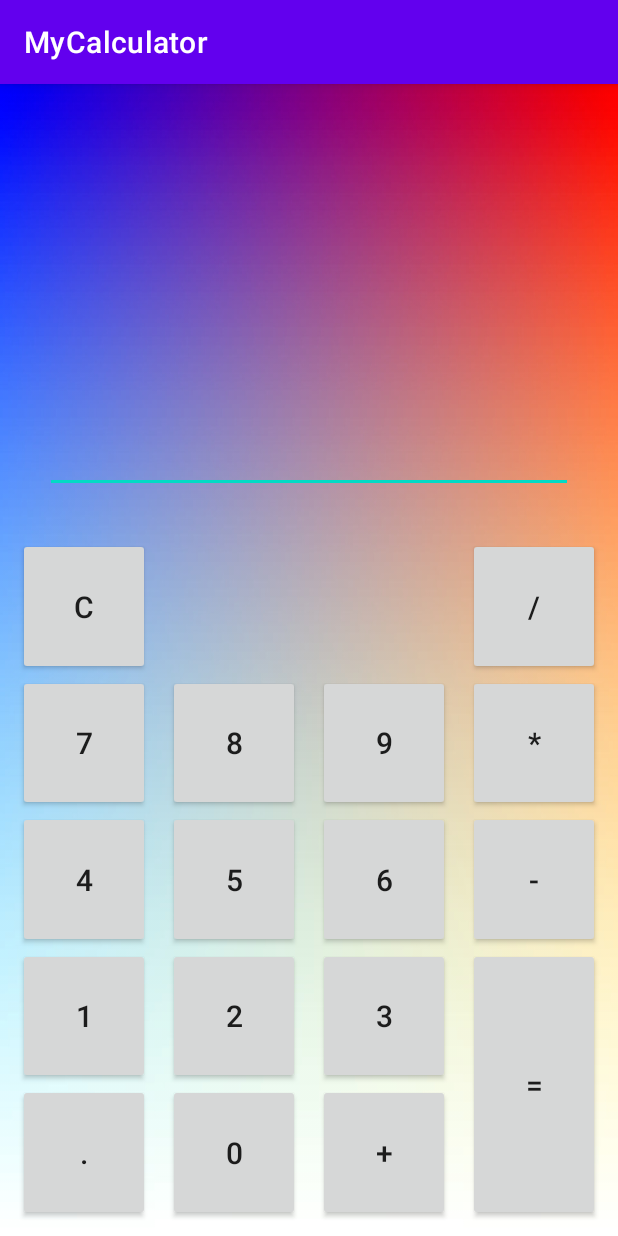
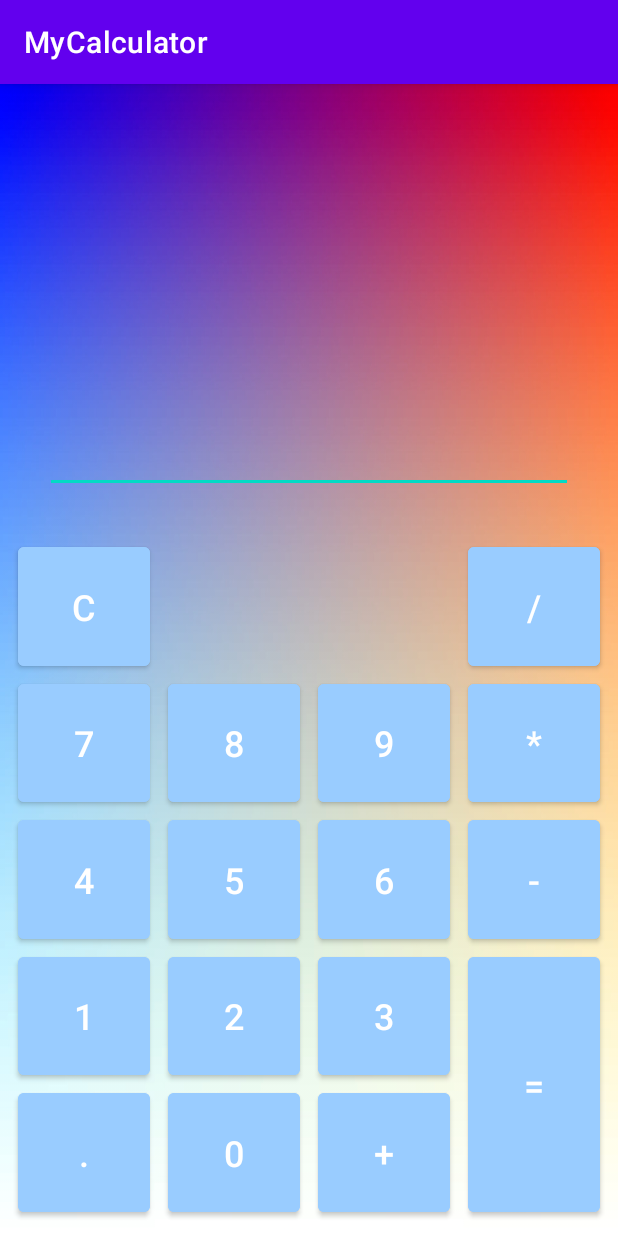
Before and after one commit to Navara91/MyCalculator, an Android app: the screen it shows after launch (MainActivity), on a phone screen of 412 x 824 dp. Run offline under Robolectric (Android 15) with nearby library versions, the phone set to English and light mode, and no system bars.

Commit message:
change to material buttons with color blue

```diff
--- a/app/src/main/res/layout/activity_main.xml
+++ b/app/src/main/res/layout/activity_main.xml
@@ -59,10 +59,11 @@
             android:layout_marginBottom="@dimen/keyboard_bottom_margin_dimension"
             android:layout_weight="3">
 
-            <androidx.appcompat.widget.AppCompatButton
+            <com.google.android.material.button.MaterialButton
                 android:id="@+id/clear_button"
                 android:layout_width="wrap_content"
                 android:layout_height="0dp"
+                android:backgroundTint="@color/blue"
                 android:text="@string/clear_string"
                 android:textSize="@dimen/button_size_dimension"
                 app:layout_constraintBottom_toTopOf="@id/digit_seven_button"
@@ -72,11 +73,12 @@
 
                 />
 
-            <androidx.appcompat.widget.AppCompatButton
+            <com.google.android.material.button.MaterialButton
                 android:id="@+id/digit_seven_button"
                 android:layout_width="wrap_content"
                 android:layout_height="0dp"
                 android:text="@string/digit_seven_string"
+                android:backgroundTint="@color/blue"
                 android:textSize="@dimen/button_size_dimension"
                 app:layout_constraintBottom_toTopOf="@id/digit_four_button"
                 app:layout_constraintEnd_toStartOf="@id/digit_eight_button"
@@ -85,11 +87,12 @@
 
                 />
 
-            <androidx.appcompat.widget.AppCompatButton
+            <com.google.android.material.button.MaterialButton
                 android:id="@+id/digit_eight_button"
                 android:layout_width="wrap_content"
                 android:layout_height="0dp"
                 android:text="@string/digit_eight_string"
+                android:backgroundTint="@color/blue"
                 android:textSize="@dimen/button_size_dimension"
                 app:layout_constraintBottom_toTopOf="@id/digit_five_button"
                 app:layout_constraintEnd_toStartOf="@id/digit_nine_button"
@@ -98,10 +101,11 @@
 
                 />
 
-            <androidx.appcompat.widget.AppCompatButton
+            <com.google.android.material.button.MaterialButton
                 android:id="@+id/digit_nine_button"
                 android:layout_width="wrap_content"
                 android:layout_height="0dp"
+                android:backgroundTint="@color/blue"
                 android:text="@string/digit_nine_string"
                 android:textSize="@dimen/button_size_dimension"
                 app:layout_constraintBottom_toTopOf="@id/digit_six_button"
@@ -109,11 +113,12 @@
                 app:layout_constraintStart_toEndOf="@id/digit_eight_button"
                 app:layout_constraintTop_toBottomOf="@id/clear_button" />
 
-            <androidx.appcompat.widget.AppCompatButton
+            <com.google.android.material.button.MaterialButton
                 android:id="@+id/digit_four_button"
                 android:layout_width="wrap_content"
                 android:layout_height="0dp"
                 android:text="@string/digit_four_string"
+                android:backgroundTint="@color/blue"
                 android:textSize="@dimen/button_size_dimension"
                 app:layout_constraintBottom_toTopOf="@id/digit_one_button"
                 app:layout_constraintEnd_toStartOf="@id/digit_five_button"
@@ -122,11 +127,12 @@
 
                 />
 
-            <androidx.appcompat.widget.AppCompatButton
+            <com.google.android.material.button.MaterialButton
                 android:id="@+id/digit_five_button"
                 android:layout_width="wrap_content"
                 android:layout_height="0dp"
                 android:text="@string/digit_five_string"
+                android:backgroundTint="@color/blue"
                 android:textSize="@dimen/button_size_dimension"
                 app:layout_constraintBottom_toTopOf="@id/digit_two_button"
                 app:layout_constraintEnd_toStartOf="@id/digit_six_button"
@@ -135,21 +141,23 @@
 
                 />
 
-            <androidx.appcompat.widget.AppCompatButton
+            <com.google.android.material.button.MaterialButton
                 android:id="@+id/digit_six_button"
                 android:layout_width="wrap_content"
                 android:layout_height="0dp"
                 android:text="@string/digit_six_string"
                 android:textSize="@dimen/button_size_dimension"
+                android:backgroundTint="@color/blue"
                 app:layout_constraintBottom_toTopOf="@id/digit_three_button"
                 app:layout_constraintEnd_toStartOf="@id/minus_button"
                 app:layout_constraintStart_toEndOf="@id/digit_five_button"
                 app:layout_constraintTop_toBottomOf="@id/digit_nine_button" />
 
-            <androidx.appcompat.widget.AppCompatButton
+            <com.google.android.material.button.MaterialButton
                 android:id="@+id/digit_one_button"
                 android:layout_width="wrap_content"
                 android:layout_height="0dp"
+                android:backgroundTint="@color/blue"
                 android:text="@string/digit_one_string"
                 android:textSize="@dimen/button_size_dimension"
                 app:layout_constraintBottom_toTopOf="@id/dot_button"
@@ -159,9 +167,10 @@
 
                 />
 
-            <androidx.appcompat.widget.AppCompatButton
+            <com.google.android.material.button.MaterialButton
                 android:id="@+id/digit_two_button"
                 android:layout_width="wrap_content"
+                android:backgroundTint="@color/blue"
                 android:layout_height="0dp"
                 android:text="@string/digit_two_string"
                 android:textSize="@dimen/button_size_dimension"
@@ -172,9 +181,10 @@
 
                 />
 
-            <androidx.appcompat.widget.AppCompatButton
+            <com.google.android.material.button.MaterialButton
                 android:id="@+id/digit_three_button"
                 android:layout_width="wrap_content"
+                android:backgroundTint="@color/blue"
                 android:layout_height="0dp"
                 android:text="@string/digit_three_string"
                 android:textSize="@dimen/button_size_dimension"
@@ -183,9 +193,10 @@
                 app:layout_constraintStart_toEndOf="@id/digit_two_button"
                 app:layout_constraintTop_toBottomOf="@id/digit_six_button" />
 
-            <androidx.appcompat.widget.AppCompatButton
+            <com.google.android.material.button.MaterialButton
                 android:id="@+id/dot_button"
                 android:layout_width="wrap_content"
+                android:backgroundTint="@color/blue"
                 android:layout_height="0dp"
                 android:text="@string/dot_string"
                 android:textSize="@dimen/button_size_dimension"
@@ -196,11 +207,12 @@
 
                 />
 
-            <androidx.appcompat.widget.AppCompatButton
+            <com.google.android.material.button.MaterialButton
                 android:id="@+id/digit_zero_button"
                 android:layout_width="wrap_content"
                 android:layout_height="0dp"
                 android:text="@string/digit_zero_string"
+                android:backgroundTint="@color/blue"
                 android:textSize="@dimen/button_size_dimension"
                 app:layout_constraintBottom_toBottomOf="parent"
                 app:layout_constraintEnd_toStartOf="@id/plus_button"
@@ -209,10 +221,11 @@
 
                 />
 
-            <androidx.appcompat.widget.AppCompatButton
+            <com.google.android.material.button.MaterialButton
                 android:id="@+id/plus_button"
                 android:layout_width="wrap_content"
                 android:layout_height="0dp"
+                android:backgroundTint="@color/blue"
                 android:text="@string/plus_string"
                 android:textSize="@dimen/button_size_dimension"
                 app:layout_constraintBottom_toBottomOf="parent"
@@ -220,10 +233,11 @@
                 app:layout_constraintStart_toEndOf="@id/digit_zero_button"
                 app:layout_constraintTop_toBottomOf="@id/digit_three_button" />
 
-            <androidx.appcompat.widget.AppCompatButton
+            <com.google.android.material.button.MaterialButton
                 android:id="@+id/division_button"
                 android:layout_width="wrap_content"
                 android:layout_height="0dp"
+                android:backgroundTint="@color/blue"
                 android:text="@string/division_string"
                 android:textSize="@dimen/button_size_dimension"
                 app:layout_constraintBottom_toTopOf="@id/multi_button"
@@ -231,10 +245,11 @@
                 app:layout_constraintStart_toEndOf="@id/digit_nine_button"
                 app:layout_constraintTop_toTopOf="parent" />
 
-            <androidx.appcompat.widget.AppCompatButton
+            <com.google.android.material.button.MaterialButton
                 android:id="@+id/multi_button"
                 android:layout_width="wrap_content"
                 android:layout_height="0dp"
+                android:backgroundTint="@color/blue"
                 android:text="@string/multi_string"
                 android:textSize="@dimen/button_size_dimension"
                 app:layout_constraintBottom_toTopOf="@id/minus_button"
@@ -242,21 +257,23 @@
                 app:layout_constraintStart_toEndOf="@id/digit_nine_button"
                 app:layout_constraintTop_toBottomOf="@id/division_button" />
 
-            <androidx.appcompat.widget.AppCompatButton
+            <com.google.android.material.button.MaterialButton
                 android:id="@+id/minus_button"
                 android:layout_width="wrap_content"
                 android:layout_height="0dp"
                 android:text="@string/minus_string"
+                android:backgroundTint="@color/blue"
                 android:textSize="@dimen/button_size_dimension"
                 app:layout_constraintBottom_toTopOf="@id/equal_button"
                 app:layout_constraintEnd_toEndOf="parent"
                 app:layout_constraintStart_toEndOf="@id/digit_six_button"
                 app:layout_constraintTop_toBottomOf="@id/multi_button" />
 
-            <androidx.appcompat.widget.AppCompatButton
+            <com.google.android.material.button.MaterialButton
                 android:id="@+id/equal_button"
                 android:layout_width="wrap_content"
                 android:layout_height="0dp"
+                android:backgroundTint="@color/blue"
                 android:text="@string/equal_string"
                 android:textSize="@dimen/button_size_dimension"
                 app:layout_constraintBottom_toBottomOf="parent"
--- a/app/src/main/res/values/colors.xml
+++ b/app/src/main/res/values/colors.xml
@@ -7,4 +7,5 @@
     <color name="teal_700">#FF018786</color>
     <color name="black">#FF000000</color>
     <color name="white">#FFFFFFFF</color>
+    <color name="blue">#99CCFF</color>
 </resources>
--- a/app/src/main/res/values/dimens.xml
+++ b/app/src/main/res/values/dimens.xml
@@ -2,7 +2,7 @@
 <resources>
     <dimen name="text_size_dimension">40sp</dimen>
     <dimen name="keyboard_bottom_margin_dimension">10dp</dimen>
-    <dimen name="button_size_dimension">20sp</dimen>
+    <dimen name="button_size_dimension">24sp</dimen>
     <dimen name="keyboard_padding_dimension">10dp</dimen>
     <dimen name="sizeEditTxt">35sp</dimen>
     <dimen name="edit_text_size_dimension">24sp</dimen>
```
